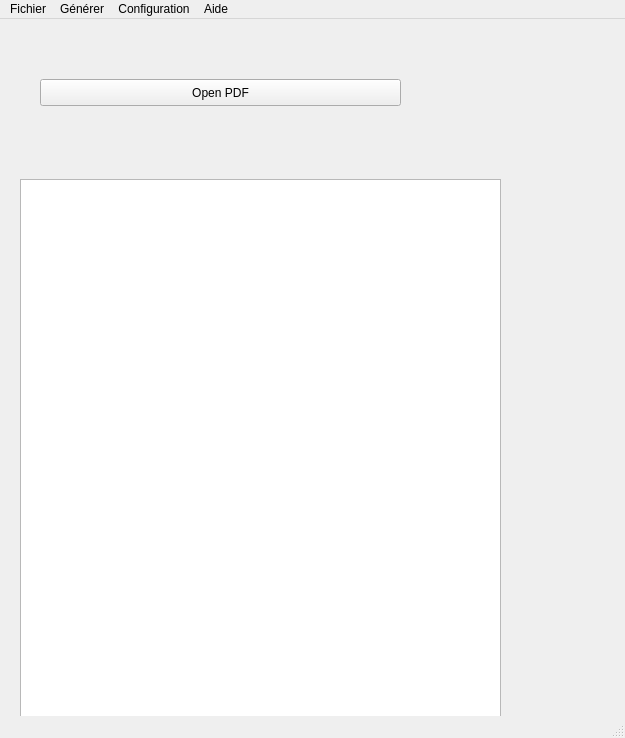
First picture: the form in src/interf_qtcreator.ui, repository DaphneHB/IdentitesNommees, before the edit.
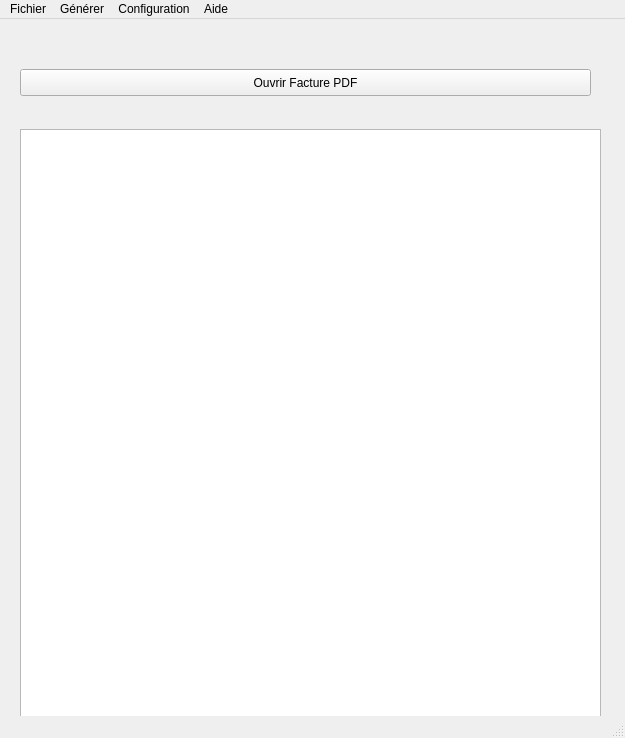
Second picture: the form after the edit.

What changed in the file:
```diff
--- a/src/interf_qtcreator.ui
+++ b/src/interf_qtcreator.ui
@@ -18,9 +18,9 @@
     <property name="geometry">
      <rect>
       <x>20</x>
-      <y>160</y>
-      <width>481</width>
-      <height>561</height>
+      <y>110</y>
+      <width>581</width>
+      <height>611</height>
      </rect>
     </property>
     <property name="searchPaths">
@@ -32,14 +32,14 @@
    <widget class="QPushButton" name="pushButton">
     <property name="geometry">
      <rect>
-      <x>40</x>
-      <y>60</y>
-      <width>361</width>
+      <x>20</x>
+      <y>50</y>
+      <width>571</width>
       <height>27</height>
      </rect>
     </property>
     <property name="text">
-     <string>Open PDF</string>
+     <string>Ouvrir Facture PDF</string>
     </property>
    </widget>
   </widget>
```
Left out of the diff: 2 changed lines with no effect on the pictures.
